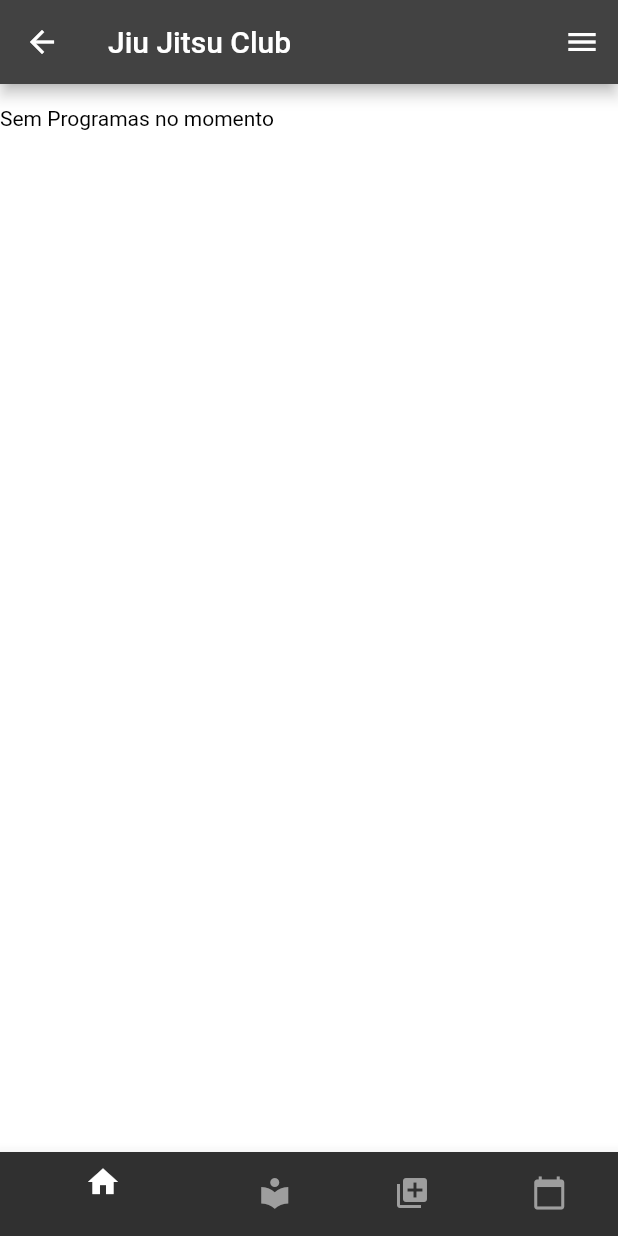
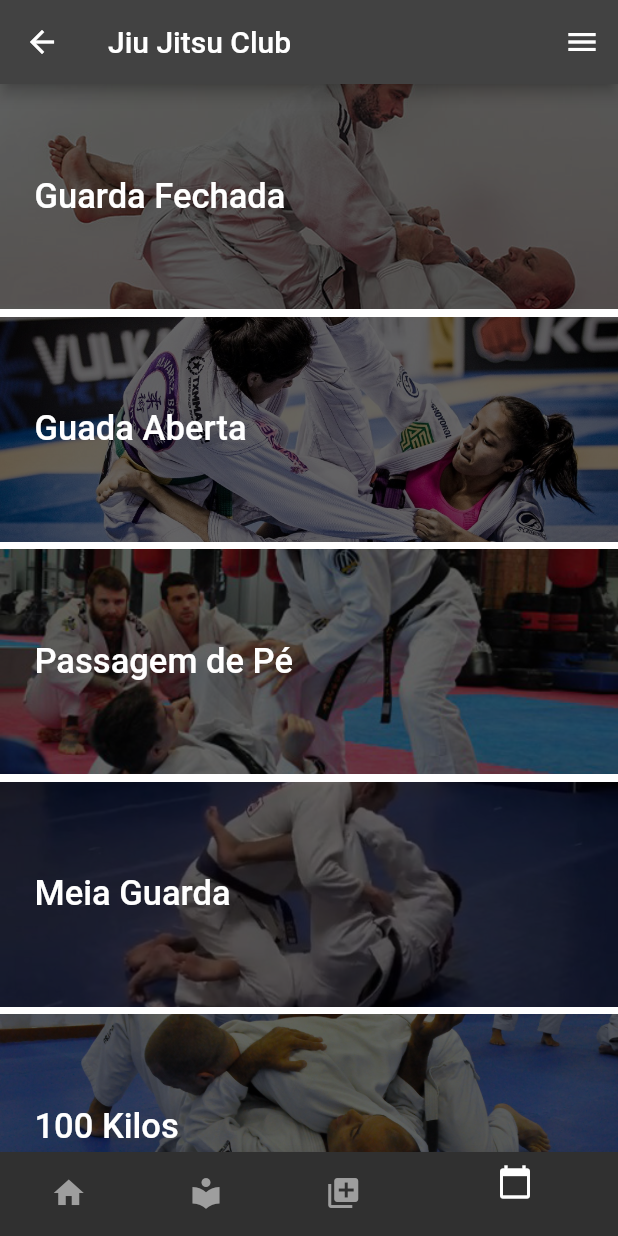
Before and after one commit to RichardKingJr1/jjc2, a Flutter app: the t_plans screen opened by its route, on a phone screen of 412 x 824 dp. Run offline on Flutter 3.47's test engine with Material 2 defaults, Android fonts, the phone set to English and light mode, and no system bars; drawn by our look-alikes of loader_overlay; our stand-ins replace youtube_player_flutter; network calls fail; statements that could not run were skipped.

Commit message:
config for deploy, back button, partial config of t_plans

```diff
--- a/lib/screen/aula/aula.dart
+++ b/lib/screen/aula/aula.dart
@@ -68,6 +68,10 @@ class _AulaState extends State<Aula> {
             endDrawer: menuDrawer(),
             appBar: AppBar(
               title: Text('Aula'),
+              leading: IconButton(
+                icon: Icon(Icons.arrow_back, color: Colors.white),
+                onPressed: () => Navigator.of(context).pop(),
+              ),
             ),
             body: corpoElemento(),
             bottomNavigationBar: appBotton(cont: context, selectedIndex: 0),
--- a/lib/screen/home/home.dart
+++ b/lib/screen/home/home.dart
@@ -17,7 +17,7 @@ class _HomeState extends State<Home> {
     return Scaffold(
       endDrawer: menuDrawer(),
       appBar: AppBar(
-        title: const Text('Jiu Jitsu Club çâãé'),
+        title: const Text('Jiu Jitsu Club'),
       ),
       body: Container(
         //margin: const EdgeInsets.only(top: 5),
--- a/lib/screen/m_lib/m_lib.dart
+++ b/lib/screen/m_lib/m_lib.dart
@@ -73,7 +73,7 @@ Widget cartoes(posicoes) {
                             style: TextStyle(color: Colors.grey, fontSize: 15),
                           ),
                           Text(
-                            ' - ' + posicoes[index]["observacoes"],
+                            ' - ' + posicoes[index]["sub"],
                             style: TextStyle(color: Colors.grey, fontSize: 15),
                           ),
                         ]),
--- a/lib/screen/posicoes/posicoes.dart
+++ b/lib/screen/posicoes/posicoes.dart
@@ -27,6 +27,10 @@ class _PosicoesState extends State<Posicoes> {
       endDrawer: menuDrawer(),
       appBar: AppBar(
         title: const Text('Posicoes'),
+        leading: IconButton(
+          icon: Icon(Icons.arrow_back, color: Colors.white),
+          onPressed: () => Navigator.of(context).pop(),
+        ),
       ),
       body: Container(
         child: cartoes(posicoes, context),
--- a/lib/screen/t_plans/t_plans.dart
+++ b/lib/screen/t_plans/t_plans.dart
@@ -21,17 +21,57 @@ class _t_plansState extends State<t_plans> {
         //margin: const EdgeInsets.only(top: 5),
         child: cartoes(),
       ),
-      bottomNavigationBar: appBotton(cont: context, selectedIndex: 0),
+      bottomNavigationBar: appBotton(cont: context, selectedIndex: 3),
     );
   }
 
   Widget cartoes() {
-    return Container(
-      margin: EdgeInsets.only(top: 15),
-      child: Text(
-        "Sem Programas no momento",
-        style: TextStyle(color: Colors.black),
-      ),
+    List itens = [];
+
+    itens.add({'index': '1', 'texto': 'Guarda Fechada'});
+    itens.add({'index': '2', 'texto': 'Guada Aberta'});
+    itens.add({'index': '3', 'texto': 'Passagem de Pé'});
+    itens.add({'index': '4', 'texto': 'Meia Guarda'});
+    itens.add({'index': '5', 'texto': '100 Kilos'});
+    itens.add({'index': '6', 'texto': 'Montada'});
+
+    return ListView.builder(
+      itemCount: itens.length,
+      itemBuilder: (BuildContext context, int index) {
+        return Row(
+          children: <Widget>[
+            Expanded(
+              child: Container(
+                margin: const EdgeInsets.only(bottom: 5),
+                height: 150,
+                decoration: BoxDecoration(
+                  color: Colors.white,
+                  image: DecorationImage(
+                      image: AssetImage(
+                          'assets/imgs/' + itens[index]["index"] + '.jpg'),
+                      fit: BoxFit.cover,
+                      colorFilter: ColorFilter.mode(
+                          Colors.black.withOpacity(0.6), BlendMode.darken)),
+                ),
+                child: TextButton(
+                  onPressed: () {
+                    Navigator.of(context).pushNamed('/posicoes',
+                        arguments: itens[index]["index"]);
+                  },
+                  child: Container(
+                    alignment: Alignment.centerLeft,
+                    margin: EdgeInsets.only(left: 15),
+                    child: Text(
+                      itens[index]["texto"],
+                      style: TextStyle(color: Colors.white, fontSize: 23),
+                    ),
+                  ),
+                ),
+              ),
+            ),
+          ],
+        );
+      },
     );
   }
 }
--- a/pubspec.yaml
+++ b/pubspec.yaml
@@ -6,7 +6,7 @@ description: A new Flutter project.
 publish_to: 'none' # Remove this line if you wish to publish to pub.dev
 
 
-version: 1.0.0+1
+version: 1.0.3+3
 
 environment:
   sdk: ">=2.15.1 <3.0.0"
```
Also changed, not shown: flutter_01.png (added), 7 other files.
